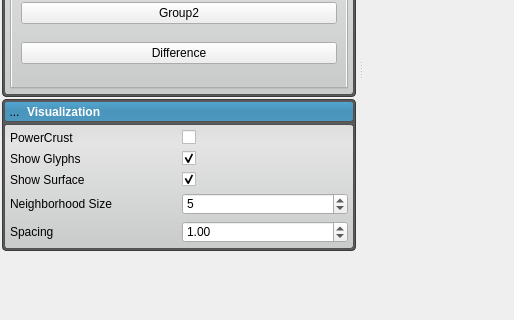
SCIInstitute/ShapeWorks, file code/ShapeWorksView2/ShapeWorksView2.ui: the form before one commit; both pictures show x 0 to 514 and y 202 to 522 of the 799 by 522 pixel window.
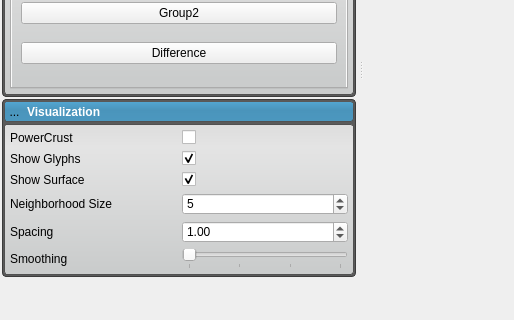
The form after the commit. Icons and pictures are not drawn. Custom widgets are drawn as their Qt base class.

Commit message: Adding mesh smoothing options.

```diff
--- a/code/ShapeWorksView2/ShapeWorksView2.ui
+++ b/code/ShapeWorksView2/ShapeWorksView2.ui
@@ -1119,6 +1119,35 @@
                </property>
               </widget>
              </item>
+             <item row="5" column="0">
+              <widget class="QLabel" name="smoothingLabel">
+               <property name="text">
+                <string>Smoothing</string>
+               </property>
+              </widget>
+             </item>
+             <item row="5" column="1">
+              <widget class="QSlider" name="smoothingSlider">
+               <property name="sizePolicy">
+                <sizepolicy hsizetype="Preferred" vsizetype="Fixed">
+                 <horstretch>0</horstretch>
+                 <verstretch>0</verstretch>
+                </sizepolicy>
+               </property>
+               <property name="maximum">
+                <number>3</number>
+               </property>
+               <property name="pageStep">
+                <number>1</number>
+               </property>
+               <property name="orientation">
+                <enum>Qt::Horizontal</enum>
+               </property>
+               <property name="tickPosition">
+                <enum>QSlider::TicksBelow</enum>
+               </property>
+              </widget>
+             </item>
             </layout>
            </item>
           </layout>
```
The commit also changes 7 other files.
